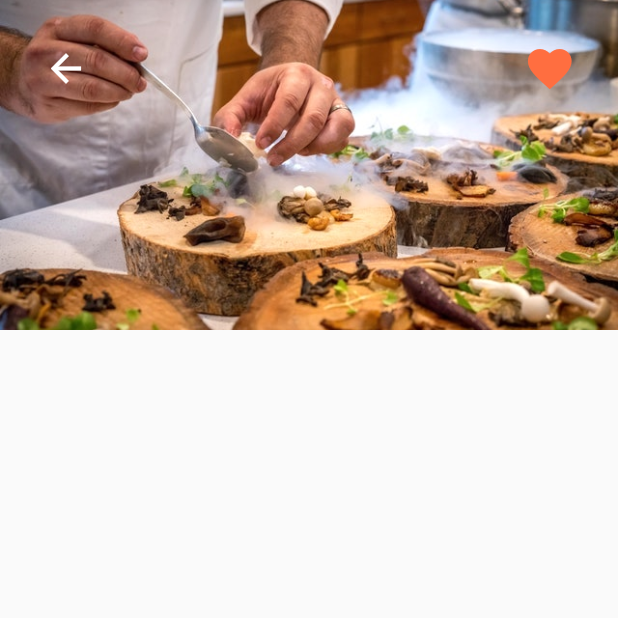
After one commit to fedi-dayeg/food_delivery, a Flutter app: the screen it shows after launch, after a tap on "Restaurant 0", on a phone screen of 412 x 824 dp, the top half of it. The commit adds this screen. Run offline on Flutter 3.47's test engine with Material 2 defaults, Android fonts, the phone set to English and light mode, and no system bars.

Commit message:
Add the Restaurant Screen and the Hero Animation

```diff
--- /dev/null
+++ b/lib/screen/restaurant_screen.dart
@@ -0,0 +1,55 @@
+import 'package:flutter/material.dart';
+import 'package:food_delivery/models/restaurant.dart';
+
+class RestaurantScreen extends StatefulWidget {
+  final Restaurant restaurant;
+  RestaurantScreen({this.restaurant});
+  @override
+  _RestaurantScreenState createState() => _RestaurantScreenState();
+}
+
+class _RestaurantScreenState extends State<RestaurantScreen> {
+  @override
+  Widget build(BuildContext context) {
+    return Scaffold(
+      body: Column(
+        children: [
+          Stack(
+            children: [
+              Hero(
+                tag: widget.restaurant.imageUrl,
+                child: Image(
+                  height: 220.0,
+                  width: MediaQuery.of(context).size.width,
+                  fit: BoxFit.cover,
+                  image: AssetImage(widget.restaurant.imageUrl),
+                ),
+              ),
+              Padding(
+                padding: const EdgeInsets.symmetric(
+                    horizontal: 20.0, vertical: 20.0),
+                child: Row(
+                  mainAxisAlignment: MainAxisAlignment.spaceBetween,
+                  children: [
+                    IconButton(
+                      icon: Icon(Icons.arrow_back),
+                      color: Colors.white,
+                      iconSize: 30.0,
+                      onPressed: () => Navigator.pop(context),
+                    ),
+                    IconButton(
+                      icon: Icon(Icons.favorite),
+                      color: Theme.of(context).primaryColor,
+                      iconSize: 35.0,
+                      onPressed: () {},
+                    ),
+                  ],
+                ),
+              )
+            ],
+          )
+        ],
+      ),
+    );
+  }
+}
--- a/lib/widgets/nearby_restaurants.dart
+++ b/lib/widgets/nearby_restaurants.dart
@@ -1,14 +1,27 @@
 import 'package:flutter/material.dart';
 import 'package:food_delivery/data/data.dart';
 import 'package:food_delivery/models/restaurant.dart';
+import 'package:food_delivery/screen/restaurant_screen.dart';
 import 'package:food_delivery/widgets/rating_stars.dart';
 
-class NearbyRestaurant extends StatelessWidget {
+class NearbyRestaurant extends StatefulWidget {
+  @override
+  _NearbyRestaurantState createState() => _NearbyRestaurantState();
+}
+
+class _NearbyRestaurantState extends State<NearbyRestaurant> {
   _buildRestaurants() {
     List<Widget> restaurantList = [];
     restaurants.forEach((Restaurant restaurant) {
       restaurantList.add(
-        Container(
+        GestureDetector(
+          onTap: () => Navigator.push(
+            context,
+            MaterialPageRoute(
+              builder: (_) => RestaurantScreen(restaurant: restaurant),
+            ),
+          ),
+          child: Container(
             margin: EdgeInsets.symmetric(horizontal: 20.0, vertical: 10.0),
             decoration: BoxDecoration(
               color: Colors.white,
@@ -19,11 +32,14 @@ class NearbyRestaurant extends StatelessWidget {
               children: [
                 ClipRRect(
                   borderRadius: BorderRadius.circular(15.0),
+                  child: Hero(
+                    tag: restaurant.imageUrl,
                     child: Image(
                       height: 120.0,
                       width: 120.0,
                       fit: BoxFit.cover,
                       image: AssetImage(restaurant.imageUrl),
+                    ),
                   ),
                 ),
                 Container(
@@ -71,6 +87,7 @@ class NearbyRestaurant extends StatelessWidget {
               ],
             ),
           ),
+        ),
       );
     });
     return Column(
```
Lines whose indentation alone changed are shown as unchanged.
